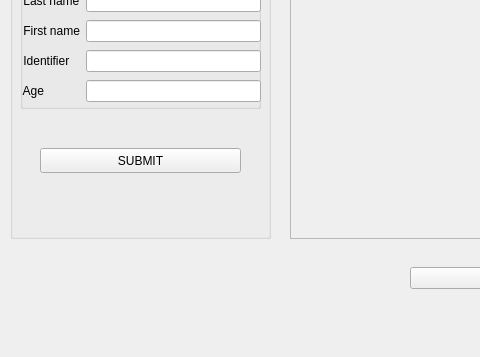
Before: the Qt Designer form register.ui in yosagaf/attendance-system-upec, drawn with Qt 5; both pictures show x 0 to 480 and y 352 to 709 of the 980 by 709 pixel window.
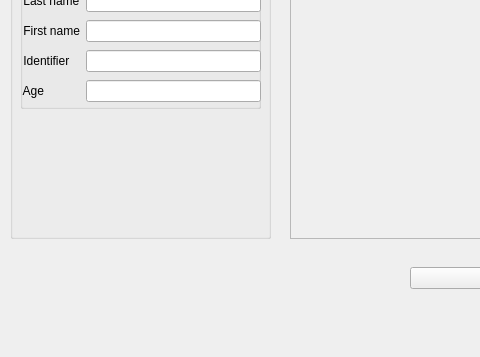
After: the same form once the commit is applied. Icons and pictures are not drawn.

Commit message: register script

Patch:
```diff
--- a/register.ui
+++ b/register.ui
@@ -106,19 +106,6 @@
     <property name="alignment">
      <set>Qt::AlignCenter</set>
     </property>
-    <widget class="QPushButton" name="save_push_button">
-     <property name="geometry">
-      <rect>
-       <x>30</x>
-       <y>360</y>
-       <width>201</width>
-       <height>25</height>
-      </rect>
-     </property>
-     <property name="text">
-      <string>SUBMIT</string>
-     </property>
-    </widget>
     <widget class="QGroupBox" name="instructions_group_box">
      <property name="geometry">
       <rect>
```
The commit also changes 5 other files.
